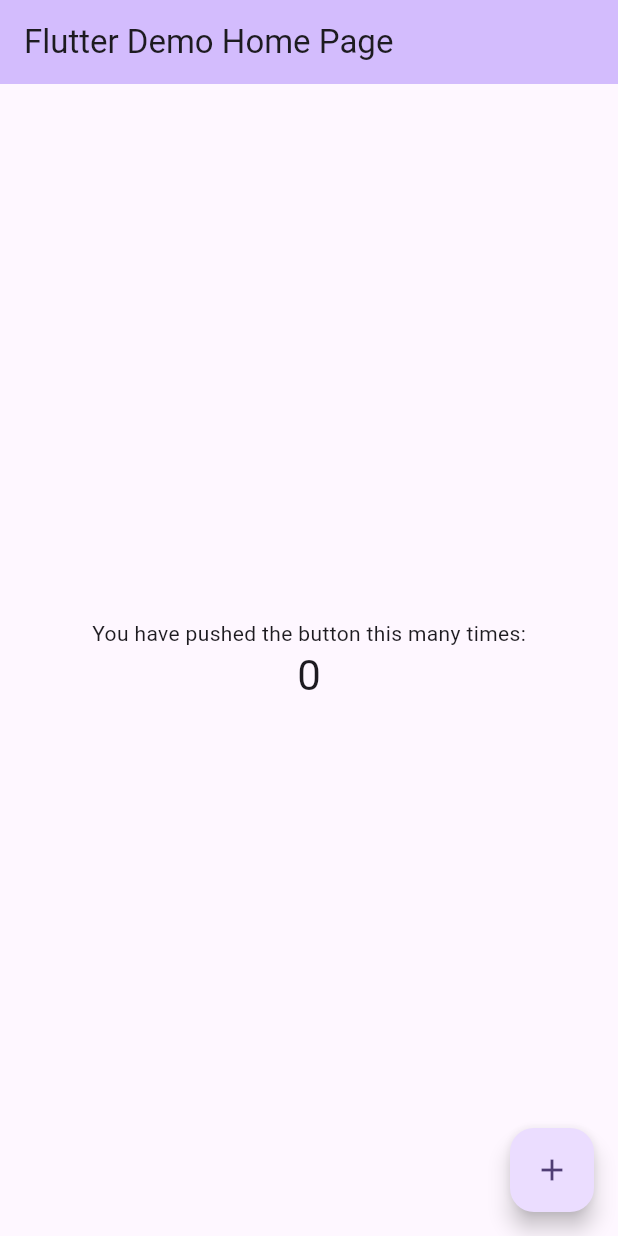
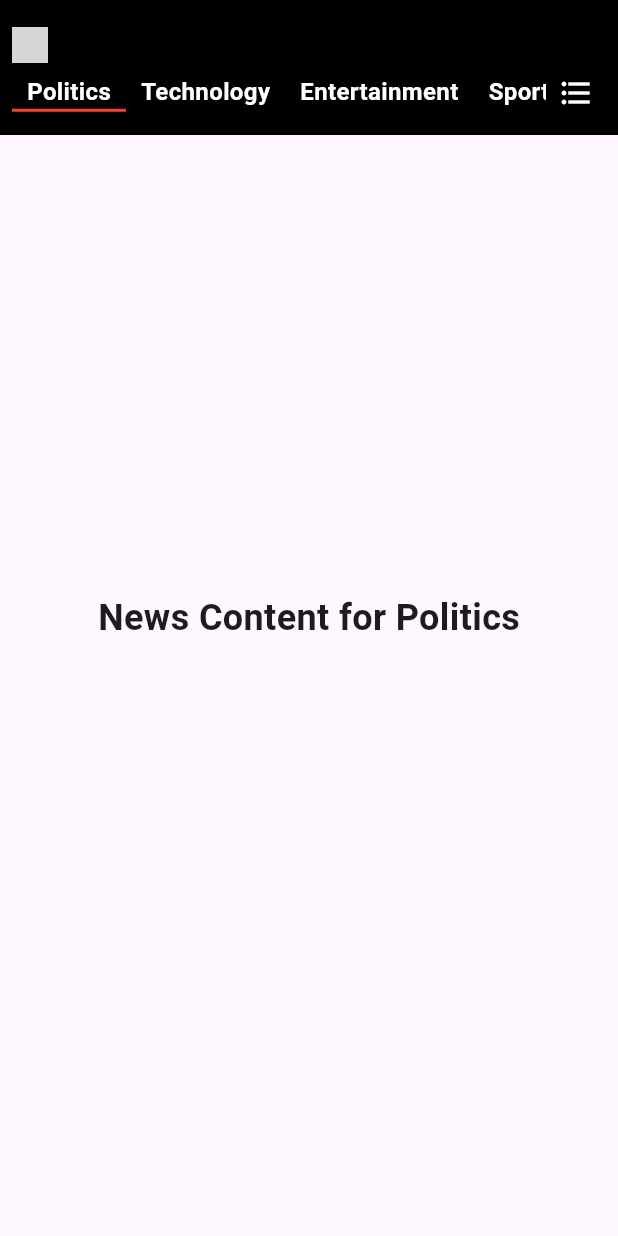
Before and after one commit to thanhNgan13/CS2-New, a Flutter app: the screen it shows after launch, on a phone screen of 412 x 824 dp. Run offline on Flutter 3.47's test engine with Material 3 defaults, Android fonts, the phone set to English and light mode, and no system bars; grey boxes are pictures that could not be loaded.

Commit message:
Add App Bar

```diff
--- a/lib/display.dart
+++ /dev/null
@@ -1,47 +0,0 @@
-import 'package:flutter/material.dart';
-
-void main() {
-  runApp(const MyApp());
-}
-
-class MyApp extends StatelessWidget {
-  const MyApp({super.key});
-
-  @override
-  Widget build(BuildContext context) {
-    return MaterialApp(
-      title: 'Flutter Hello World',
-      theme: ThemeData(primarySwatch: Colors.red),
-      home: const MyHomePage(),
-    );
-  }
-}
-
-class MyHomePage extends StatefulWidget {
-  const MyHomePage({super.key});
-
-  @override
-  State<MyHomePage> createState() => _MyHomePageState();
-}
-
-class _MyHomePageState extends State<MyHomePage> {
-  @override
-  Widget build(BuildContext context) {
-    return Scaffold(
-      appBar: AppBar(
-        title: const Text('Home Page'),
-        backgroundColor: Colors.green,
-      ),
-      body: const Center(
-        child: Text(
-          'Mạnh CC !!!',
-          style: TextStyle(
-              color: Colors.orange,
-              fontSize: 40,
-              fontWeight: FontWeight.w500,
-              backgroundColor: Colors.deepPurpleAccent),
-        ),
-      ),
-    );
-  }
-}
--- a/lib/main.dart
+++ b/lib/main.dart
@@ -10,116 +10,137 @@ class MyApp extends StatelessWidget {
   // This widget is the root of your application.
   @override
   Widget build(BuildContext context) {
-    return MaterialApp(
-      title: 'Flutter Demo',
-      theme: ThemeData(
-        // This is the theme of your application.
-        //
-        // TRY THIS: Try running your application with "flutter run". You'll see
-        // the application has a purple toolbar. Then, without quitting the app,
-        // try changing the seedColor in the colorScheme below to Colors.green
-        // and then invoke "hot reload" (save your changes or press the "hot
-        // reload" button in a Flutter-supported IDE, or press "r" if you used
-        // the command line to start the app).
-        //
-        // Notice that the counter didn't reset back to zero; the application
-        // state is not lost during the reload. To reset the state, use hot
-        // restart instead.
-        //
-        // This works for code too, not just values: Most code changes can be
-        // tested with just a hot reload.
-        colorScheme: ColorScheme.fromSeed(seedColor: Colors.deepPurple),
-        useMaterial3: true,
-      ),
-      home: const MyHomePage(title: 'Flutter Demo Home Page'),
+    return const MaterialApp(
+      debugShowCheckedModeBanner: false,
+      title: 'Opera News',
+      home: MyHomePage(),
     );
   }
 }
 
 class MyHomePage extends StatefulWidget {
-  const MyHomePage({super.key, required this.title});
-
-  // This widget is the home page of your application. It is stateful, meaning
-  // that it has a State object (defined below) that contains fields that affect
-  // how it looks.
-
-  // This class is the configuration for the state. It holds the values (in this
-  // case the title) provided by the parent (in this case the App widget) and
-  // used by the build method of the State. Fields in a Widget subclass are
-  // always marked "final".
-
-  final String title;
+  const MyHomePage({super.key});
 
   @override
   State<MyHomePage> createState() => _MyHomePageState();
 }
 
 class _MyHomePageState extends State<MyHomePage> {
-  int _counter = 0;
+  List<String> categories = [
+    'Politics',
+    'Technology',
+    'Entertainment',
+    'Sports',
+    'Business',
+    'Science',
+    'Health',
+    'Education',
+    'Travel',
+    'Others',
+  ];
 
-  void _incrementCounter() {
-    setState(() {
-      // This call to setState tells the Flutter framework that something has
-      // changed in this State, which causes it to rerun the build method below
-      // so that the display can reflect the updated values. If we changed
-      // _counter without calling setState(), then the build method would not be
-      // called again, and so nothing would appear to happen.
-      _counter++;
-    });
-  }
+  String SelectedCategory = 'Politics';
 
   @override
   Widget build(BuildContext context) {
-    // This method is rerun every time setState is called, for instance as done
-    // by the _incrementCounter method above.
-    //
-    // The Flutter framework has been optimized to make rerunning build methods
-    // fast, so that you can just rebuild anything that needs updating rather
-    // than having to individually change instances of widgets.
     return Scaffold(
+      extendBodyBehindAppBar: true,
       appBar: AppBar(
-        // TRY THIS: Try changing the color here to a specific color (to
-        // Colors.amber, perhaps?) and trigger a hot reload to see the AppBar
-        // change color while the other colors stay the same.
-        backgroundColor: Theme.of(context).colorScheme.inversePrimary,
-        // Here we take the value from the MyHomePage object that was created by
-        // the App.build method, and use it to set our appbar title.
-        title: Text(widget.title),
+        toolbarHeight: 90,
+        backgroundColor: Colors.black,
+        flexibleSpace: Padding(
+          padding: const EdgeInsets.all(8.0),
+          child: Column(
+            mainAxisAlignment: MainAxisAlignment.end,
+            children: [
+              const Row(
+                children: [
+                  ImageIcon(
+                    AssetImage('assets/images/operanews_logo.png'),
+                  ),
+                ],
+              ),
+              Row(
+                mainAxisAlignment: MainAxisAlignment.spaceEvenly,
+                children: [
+                  Expanded(
+                    child: SingleChildScrollView(
+                      scrollDirection: Axis.horizontal,
+                      child: Row(
+                        children: [
+                          for (var category in categories)
+                            CategoryWidget(
+                              categoryName: category,
+                              isSelected: category == SelectedCategory,
+                              onTap: () {
+                                setState(() {
+                                  SelectedCategory = category;
+                                });
+                              },
+                            ),
+                        ],
+                      ),
+                    ),
+                  ),
+                  const Padding(
+                    padding: EdgeInsets.all(8),
+                    child: Row(
+                      mainAxisAlignment: MainAxisAlignment.end,
+                      children: [
+                        Icon(
+                          Icons.format_list_bulleted,
+                          color: Colors.white,
+                        ),
+                      ],
+                    ),
+                  ),
+                ],
+              ),
+            ],
+          ),
+        ),
       ),
       body: Center(
-        // Center is a layout widget. It takes a single child and positions it
-        // in the middle of the parent.
-        child: Column(
-          // Column is also a layout widget. It takes a list of children and
-          // arranges them vertically. By default, it sizes itself to fit its
-          // children horizontally, and tries to be as tall as its parent.
-          //
-          // Column has various properties to control how it sizes itself and
-          // how it positions its children. Here we use mainAxisAlignment to
-          // center the children vertically; the main axis here is the vertical
-          // axis because Columns are vertical (the cross axis would be
-          // horizontal).
-          //
-          // TRY THIS: Invoke "debug painting" (choose the "Toggle Debug Paint"
-          // action in the IDE, or press "p" in the console), to see the
-          // wireframe for each widget.
-          mainAxisAlignment: MainAxisAlignment.center,
-          children: <Widget>[
-            const Text(
-              'You have pushed the button this many times:',
-            ),
-            Text(
-              '$_counter',
-              style: Theme.of(context).textTheme.headlineMedium,
-            ),
-          ],
+        child: Text(
+          'News Content for $SelectedCategory',
+          style: const TextStyle(fontSize: 24, fontWeight: FontWeight.bold),
         ),
       ),
-      floatingActionButton: FloatingActionButton(
-        onPressed: _incrementCounter,
-        tooltip: 'Increment',
-        child: const Icon(Icons.add),
-      ), // This trailing comma makes auto-formatting nicer for build methods.
     );
   }
 }
+
+class CategoryWidget extends StatelessWidget {
+  final String categoryName;
+  final bool isSelected;
+  final VoidCallback onTap;
+
+  const CategoryWidget(
+      {super.key,
+      required this.categoryName,
+      required this.isSelected,
+      required this.onTap});
+
+  @override
+  Widget build(BuildContext context) {
+    return InkWell(
+      onTap: onTap,
+      child: Container(
+        padding: const EdgeInsets.symmetric(horizontal: 10.0),
+        decoration: BoxDecoration(
+          border: Border(
+            bottom: BorderSide(
+              color: isSelected ? Colors.red : Colors.transparent,
+              width: 2,
+            ),
+          ),
+        ),
+        child: Text(
+          categoryName,
+          style: const TextStyle(
+              fontSize: 16.0, fontWeight: FontWeight.bold, color: Colors.white),
+        ),
+      ),
+    );
+  }
+}
```
Also changed, not shown: pubspec.yaml (+46 -48 lines), lib/assets/images/opearanews_logo.png (added).
